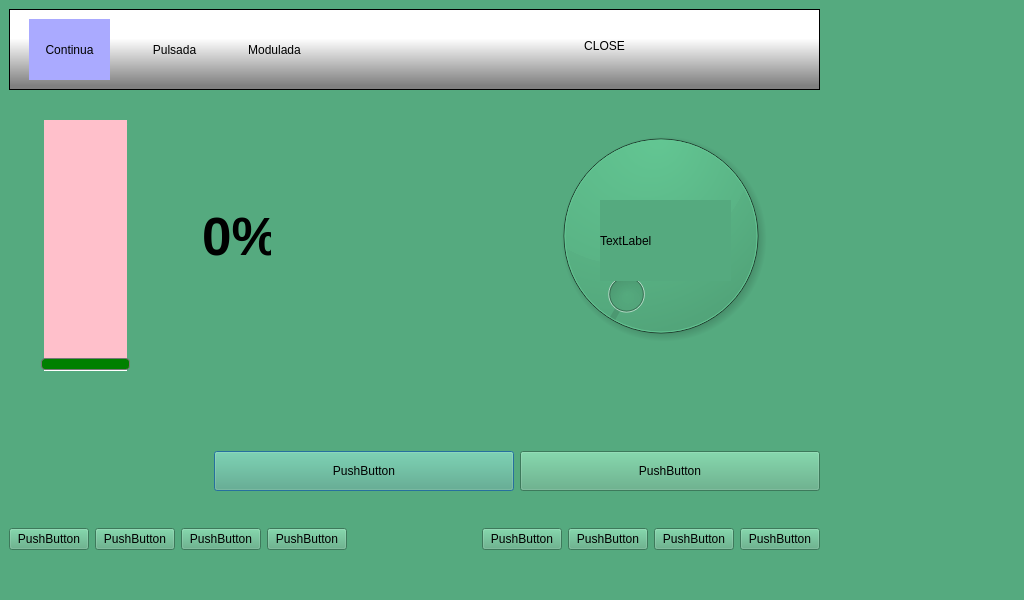
MarianoDel/pyqt5, file lipo1/lipo2.ui: the form before one commit.
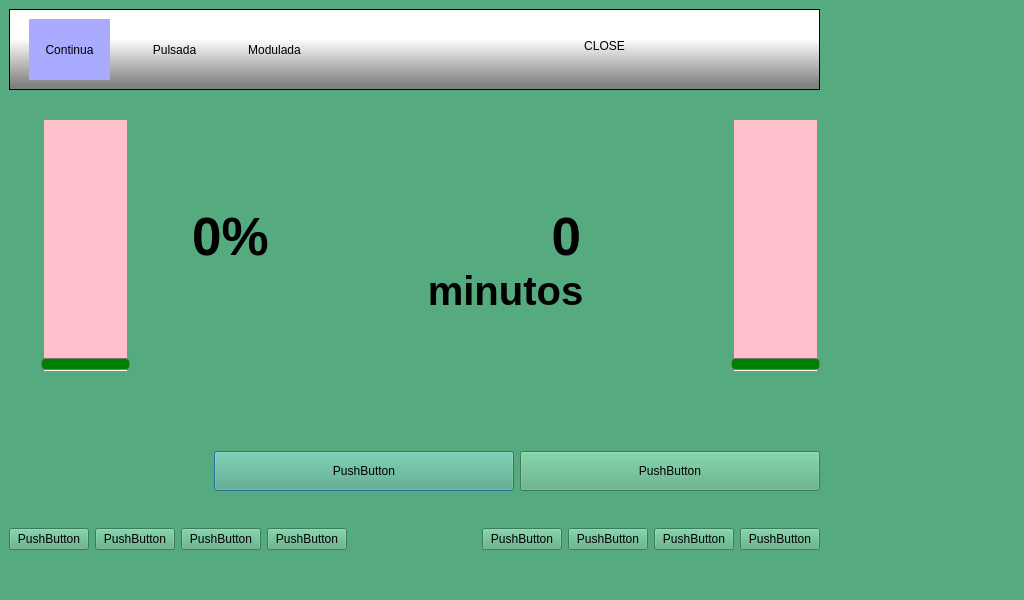
The form after the commit. Icons and pictures are not drawn.

Commit message: agrego timer de sesion

```diff
--- a/lipo1/lipo2.ui
+++ b/lipo1/lipo2.ui
@@ -59,29 +59,6 @@
     <enum>QSlider::NoTicks</enum>
    </property>
   </widget>
-  <widget class="QDial" name="dial_2">
-   <property name="geometry">
-    <rect>
-     <x>540</x>
-     <y>110</y>
-     <width>241</width>
-     <height>251</height>
-    </rect>
-   </property>
-  </widget>
-  <widget class="QLabel" name="label_2">
-   <property name="geometry">
-    <rect>
-     <x>600</x>
-     <y>200</y>
-     <width>131</width>
-     <height>81</height>
-    </rect>
-   </property>
-   <property name="text">
-    <string>TextLabel</string>
-   </property>
-  </widget>
   <widget class="QWidget" name="verticalLayoutWidget">
    <property name="geometry">
     <rect>
@@ -375,7 +352,7 @@
   <widget class="QLabel" name="Powerlabel">
    <property name="geometry">
     <rect>
-     <x>170</x>
+     <x>160</x>
      <y>200</y>
      <width>141</width>
      <height>73</height>
@@ -538,6 +515,242 @@
     </item>
    </layout>
   </widget>
+  <widget class="QLabel" name="Timerlabel">
+   <property name="geometry">
+    <rect>
+     <x>510</x>
+     <y>200</y>
+     <width>71</width>
+     <height>73</height>
+    </rect>
+   </property>
+   <property name="sizePolicy">
+    <sizepolicy hsizetype="Preferred" vsizetype="Preferred">
+     <horstretch>0</horstretch>
+     <verstretch>0</verstretch>
+    </sizepolicy>
+   </property>
+   <property name="font">
+    <font>
+     <pointsize>40</pointsize>
+     <weight>75</weight>
+     <bold>true</bold>
+    </font>
+   </property>
+   <property name="text">
+    <string>0</string>
+   </property>
+   <property name="alignment">
+    <set>Qt::AlignRight|Qt::AlignTrailing|Qt::AlignVCenter</set>
+   </property>
+  </widget>
+  <widget class="QWidget" name="layoutWidget_2">
+   <property name="geometry">
+    <rect>
+     <x>591</x>
+     <y>131</y>
+     <width>101</width>
+     <height>204</height>
+    </rect>
+   </property>
+   <layout class="QVBoxLayout" name="verticalLayout_3">
+    <property name="spacing">
+     <number>6</number>
+    </property>
+    <property name="rightMargin">
+     <number>0</number>
+    </property>
+    <item>
+     <widget class="QLabel" name="m600">
+      <property name="layoutDirection">
+       <enum>Qt::RightToLeft</enum>
+      </property>
+      <property name="text">
+       <string/>
+      </property>
+      <property name="pixmap">
+       <pixmap resource="res_lipo2.qrc">:/images/time_meter8.png</pixmap>
+      </property>
+     </widget>
+    </item>
+    <item>
+     <widget class="QLabel" name="m525">
+      <property name="layoutDirection">
+       <enum>Qt::RightToLeft</enum>
+      </property>
+      <property name="text">
+       <string/>
+      </property>
+      <property name="pixmap">
+       <pixmap resource="res_lipo2.qrc">:/images/time_meter7.png</pixmap>
+      </property>
+     </widget>
+    </item>
+    <item>
+     <widget class="QLabel" name="m450">
+      <property name="layoutDirection">
+       <enum>Qt::RightToLeft</enum>
+      </property>
+      <property name="text">
+       <string/>
+      </property>
+      <property name="pixmap">
+       <pixmap resource="res_lipo2.qrc">:/images/time_meter6.png</pixmap>
+      </property>
+     </widget>
+    </item>
+    <item>
+     <widget class="QLabel" name="m375">
+      <property name="layoutDirection">
+       <enum>Qt::RightToLeft</enum>
+      </property>
+      <property name="text">
+       <string/>
+      </property>
+      <property name="pixmap">
+       <pixmap resource="res_lipo2.qrc">:/images/time_meter5.png</pixmap>
+      </property>
+      <property name="scaledContents">
+       <bool>false</bool>
+      </property>
+     </widget>
+    </item>
+    <item>
+     <widget class="QLabel" name="m300">
+      <property name="layoutDirection">
+       <enum>Qt::RightToLeft</enum>
+      </property>
+      <property name="text">
+       <string/>
+      </property>
+      <property name="pixmap">
+       <pixmap resource="res_lipo2.qrc">:/images/time_meter4.png</pixmap>
+      </property>
+     </widget>
+    </item>
+    <item>
+     <widget class="QLabel" name="m225">
+      <property name="layoutDirection">
+       <enum>Qt::RightToLeft</enum>
+      </property>
+      <property name="text">
+       <string/>
+      </property>
+      <property name="pixmap">
+       <pixmap resource="res_lipo2.qrc">:/images/time_meter3.png</pixmap>
+      </property>
+     </widget>
+    </item>
+    <item>
+     <widget class="QLabel" name="m150">
+      <property name="layoutDirection">
+       <enum>Qt::RightToLeft</enum>
+      </property>
+      <property name="text">
+       <string/>
+      </property>
+      <property name="pixmap">
+       <pixmap resource="res_lipo2.qrc">:/images/time_meter1.png</pixmap>
+      </property>
+      <property name="scaledContents">
+       <bool>false</bool>
+      </property>
+     </widget>
+    </item>
+    <item>
+     <widget class="QLabel" name="m75">
+      <property name="sizePolicy">
+       <sizepolicy hsizetype="Preferred" vsizetype="Preferred">
+        <horstretch>0</horstretch>
+        <verstretch>0</verstretch>
+       </sizepolicy>
+      </property>
+      <property name="layoutDirection">
+       <enum>Qt::RightToLeft</enum>
+      </property>
+      <property name="text">
+       <string/>
+      </property>
+      <property name="pixmap">
+       <pixmap resource="res_lipo2.qrc">:/images/time_meter1.png</pixmap>
+      </property>
+      <property name="scaledContents">
+       <bool>false</bool>
+      </property>
+     </widget>
+    </item>
+   </layout>
+  </widget>
+  <widget class="QLabel" name="Powerlabel_3">
+   <property name="geometry">
+    <rect>
+     <x>420</x>
+     <y>260</y>
+     <width>171</width>
+     <height>61</height>
+    </rect>
+   </property>
+   <property name="sizePolicy">
+    <sizepolicy hsizetype="Preferred" vsizetype="Preferred">
+     <horstretch>0</horstretch>
+     <verstretch>0</verstretch>
+    </sizepolicy>
+   </property>
+   <property name="font">
+    <font>
+     <pointsize>30</pointsize>
+     <weight>75</weight>
+     <bold>true</bold>
+    </font>
+   </property>
+   <property name="text">
+    <string>minutos</string>
+   </property>
+   <property name="alignment">
+    <set>Qt::AlignCenter</set>
+   </property>
+  </widget>
+  <widget class="QSlider" name="timerSlider">
+   <property name="geometry">
+    <rect>
+     <x>730</x>
+     <y>120</y>
+     <width>91</width>
+     <height>251</height>
+    </rect>
+   </property>
+   <property name="styleSheet">
+    <string notr="true">QSlider::groove:vertical {
+background: red;
+position: absolute; /* absolutely position 4px from the left and right of the widget. setting margins on the widget should work too... */
+left: 4px; right: 4px;
+border: 1px solid #bbb;
+border-radius: 4px;
+}
+QSlider::handle:vertical {
+height: 10px;
+background: green;
+margin: 0 -4px; /* expand outside the groove */
+border: 1px solid #777;
+border-radius: 4px;
+}
+QSlider::add-page:vertical {
+background: white;
+}
+QSlider::sub-page:vertical {
+background: pink;
+}</string>
+   </property>
+   <property name="maximum">
+    <number>60</number>
+   </property>
+   <property name="orientation">
+    <enum>Qt::Vertical</enum>
+   </property>
+   <property name="tickPosition">
+    <enum>QSlider::NoTicks</enum>
+   </property>
+  </widget>
  </widget>
  <resources>
   <include location="res_lipo2.qrc"/>
```
Left out of the diff: 6 changed lines with no effect on the pictures. The commit also changes 13 other files.
